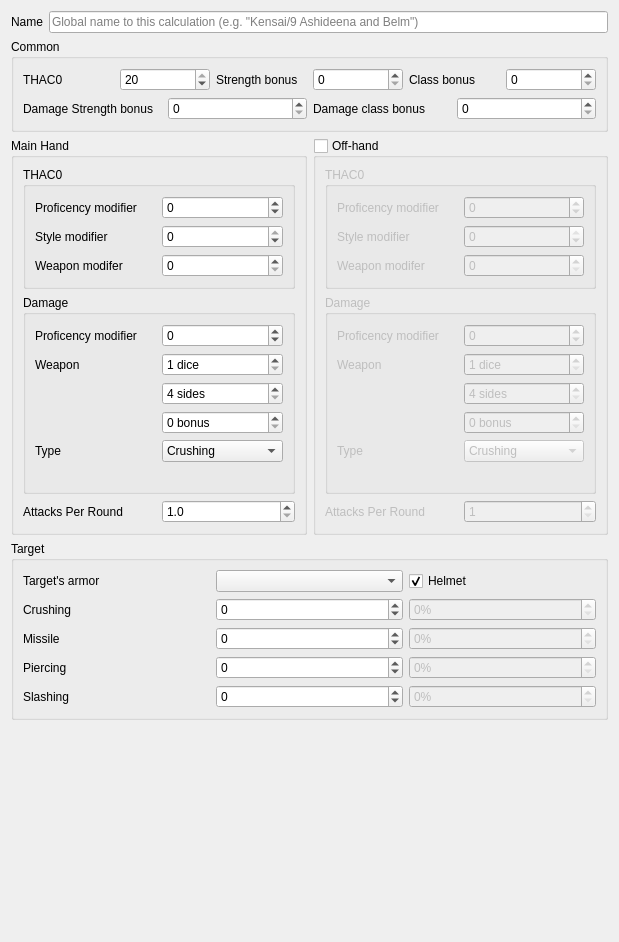
This is damage-calculator/configuration.ui in moebiusproject/moebiustoolkit as Qt 5 draws it before an edit. The edited form follows.
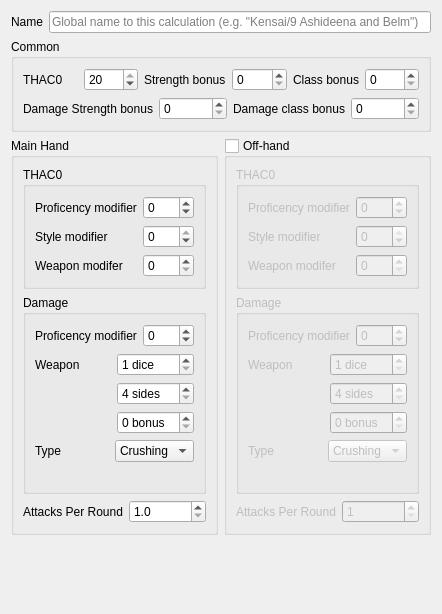
This is the edited form.

Commit message:
Separate enemy from configurations; add axis limits
Move the AC modifiers to its own widget, and make it shared for all
tabs. One loses the ability of being able to plot one weapon against
different creatures at once, but that's something I don't see using
myself, while having to chart different weapons against the same
creature is much more important, and having to keep the modifiers in
sync is a great pain.

Additionally, now it's possible to control the axes min/max through the
UI.

```diff
--- a/damage-calculator/configuration.ui
+++ b/damage-calculator/configuration.ui
@@ -6,8 +6,8 @@
    <rect>
     <x>0</x>
     <y>0</y>
-    <width>619</width>
-    <height>942</height>
+    <width>442</width>
+    <height>614</height>
    </rect>
   </property>
   <layout class="QVBoxLayout" name="verticalLayout_6">
@@ -531,170 +531,6 @@
      </item>
     </layout>
    </item>
-   <item>
-    <widget class="QGroupBox" name="targetGroup">
-     <property name="title">
-      <string>Target</string>
-     </property>
-     <layout class="QGridLayout" name="gridLayout_5">
-      <item row="0" column="0">
-       <widget class="QLabel" name="targetArmorLabel">
-        <property name="text">
-         <string>Target's armor</string>
-        </property>
-       </widget>
-      </item>
-      <item row="0" column="1">
-       <widget class="QComboBox" name="targetArmor"/>
-      </item>
-      <item row="1" column="0">
-       <widget class="QLabel" name="crushingModifierLabel">
-        <property name="text">
-         <string>Crushing</string>
-        </property>
-       </widget>
-      </item>
-      <item row="1" column="1">
-       <widget class="QSpinBox" name="crushingModifier">
-        <property name="minimum">
-         <number>-10</number>
-        </property>
-        <property name="maximum">
-         <number>10</number>
-        </property>
-       </widget>
-      </item>
-      <item row="1" column="2">
-       <widget class="QSpinBox" name="crushingResistance">
-        <property name="enabled">
-         <bool>false</bool>
-        </property>
-        <property name="suffix">
-         <string>%</string>
-        </property>
-        <property name="maximum">
-         <number>100</number>
-        </property>
-        <property name="singleStep">
-         <number>5</number>
-        </property>
-       </widget>
-      </item>
-      <item row="2" column="0">
-       <widget class="QLabel" name="missileModifierLabel">
-        <property name="text">
-         <string>Missile</string>
-        </property>
-       </widget>
-      </item>
-      <item row="2" column="1">
-       <widget class="QSpinBox" name="missileModifier">
-        <property name="minimum">
-         <number>-10</number>
-        </property>
-        <property name="maximum">
-         <number>10</number>
-        </property>
-       </widget>
-      </item>
-      <item row="2" column="2">
-       <widget class="QSpinBox" name="missileResistance">
-        <property name="enabled">
-         <bool>false</bool>
-        </property>
-        <property name="suffix">
-         <string>%</string>
-        </property>
-        <property name="maximum">
-         <number>100</number>
-        </property>
-        <property name="singleStep">
-         <number>5</number>
-        </property>
-       </widget>
-      </item>
-      <item row="3" column="0">
-       <widget class="QLabel" name="piercingModifierLabel">
-        <property name="text">
-         <string>Piercing</string>
-        </property>
-       </widget>
-      </item>
-      <item row="3" column="1">
-       <widget class="QSpinBox" name="piercingModifier">
-        <property name="minimum">
-         <number>-10</number>
-        </property>
-        <property name="maximum">
-         <number>10</number>
-        </property>
-       </widget>
-      </item>
-      <item row="3" column="2">
-       <widget class="QSpinBox" name="piercingResistance">
-        <property name="enabled">
-         <bool>false</bool>
-        </property>
-        <property name="suffix">
-         <string>%</string>
-        </property>
-        <property name="maximum">
-         <number>100</number>
-        </property>
-        <property name="singleStep">
-         <number>5</number>
-        </property>
-       </widget>
-      </item>
-      <item row="4" column="0">
-       <widget class="QLabel" name="slashingModifierLabel">
-        <property name="text">
-         <string>Slashing</string>
-        </property>
-       </widget>
-      </item>
-      <item row="4" column="1">
-       <widget class="QSpinBox" name="slashingModifier">
-        <property name="minimum">
-         <number>-10</number>
-        </property>
-        <property name="maximum">
-         <number>10</number>
-        </property>
-       </widget>
-      </item>
-      <item row="4" column="2">
-       <widget class="QSpinBox" name="slashingResistance">
-        <property name="enabled">
-         <bool>false</bool>
-        </property>
-        <property name="suffix">
-         <string>%</string>
-        </property>
-        <property name="maximum">
-         <number>100</number>
-        </property>
-        <property name="singleStep">
-         <number>5</number>
-        </property>
-       </widget>
-      </item>
-      <item row="0" column="2">
-       <widget class="QCheckBox" name="helmet">
-        <property name="enabled">
-         <bool>true</bool>
-        </property>
-        <property name="text">
-         <string>Helmet</string>
-        </property>
-        <property name="checked">
-         <bool>true</bool>
-        </property>
-       </widget>
-      </item>
-     </layout>
-    </widget>
-   </item>
    <item>
     <spacer name="verticalSpacer">
      <property name="orientation">
```
The commit also changes 3 other files.
